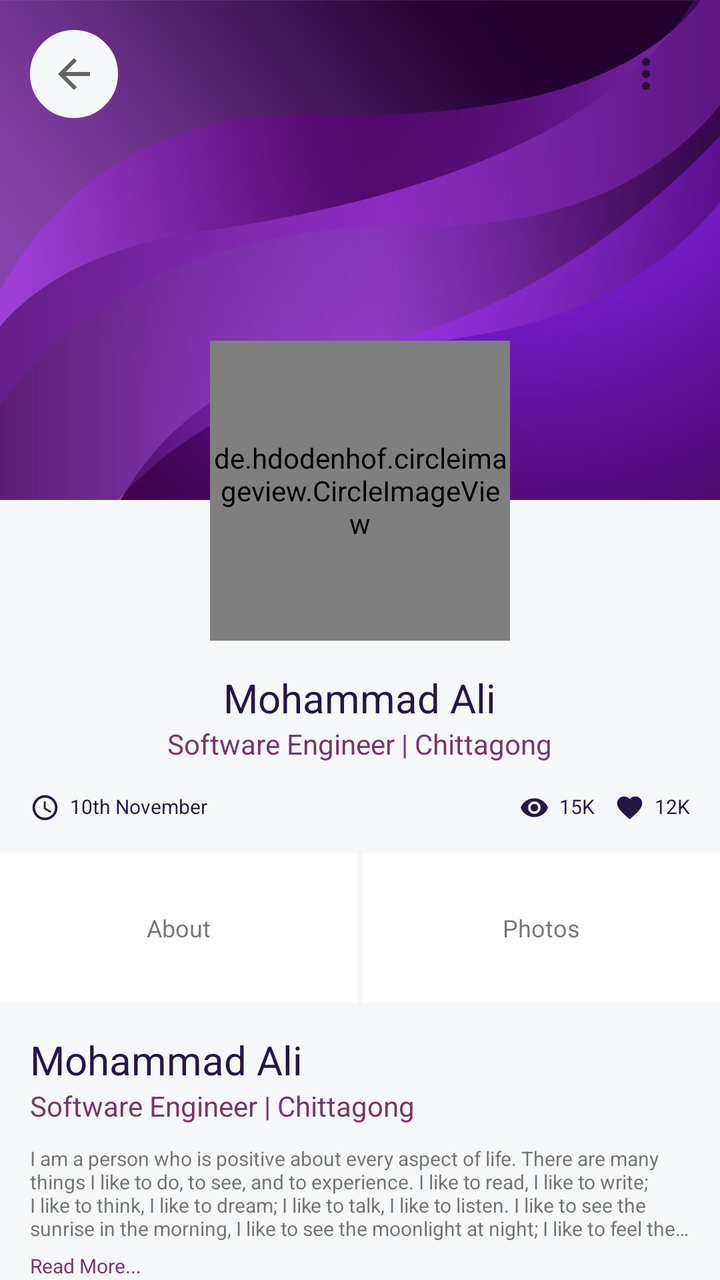
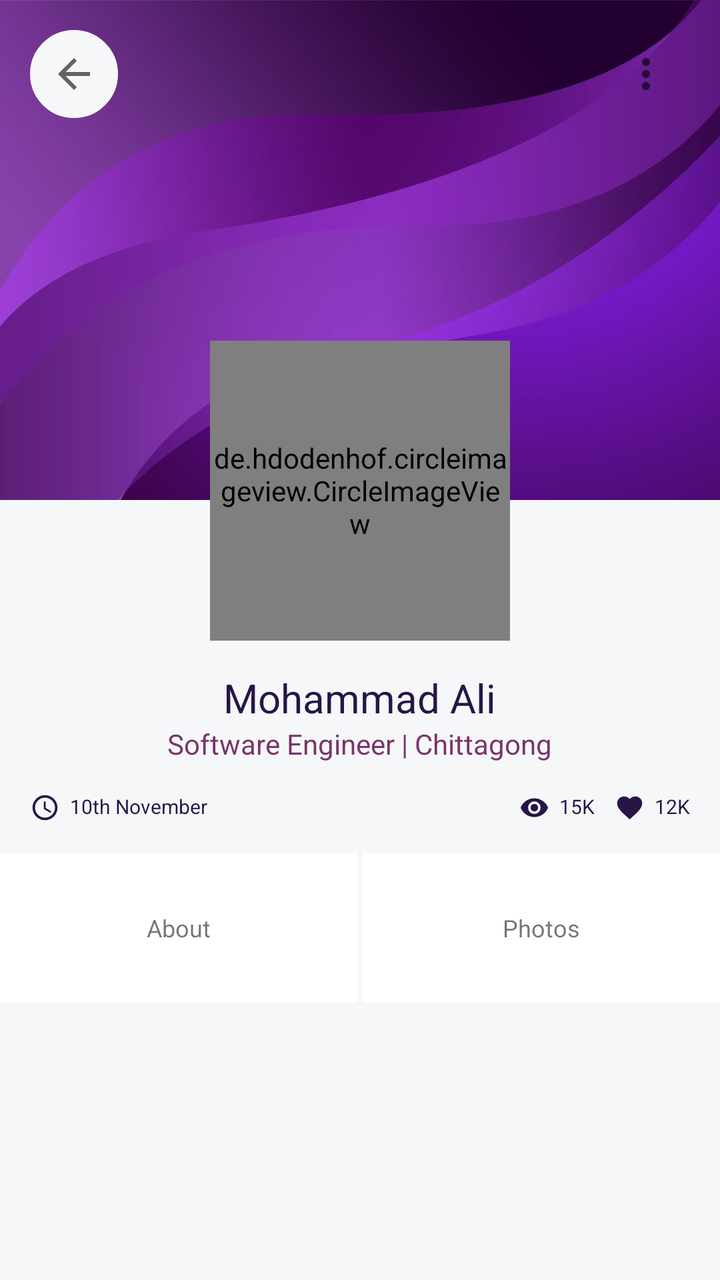

The first picture is an Android layout as it rendered before a commit; the second is the same layout after the commit. The layout source and the unified diff follow.
<!-- AndroidManifest.xml: application theme AppTheme -->
<!-- res/layout/fragment_user_detail.xml -->
<?xml version="1.0" encoding="utf-8"?>
<LinearLayout xmlns:android="http://schemas.android.com/apk/res/android" xmlns:app="http://schemas.android.com/apk/res-auto"
    xmlns:tools="http://schemas.android.com/tools"
    android:id="@+id/root_view"
    android:orientation="vertical"
    android:background="@color/colorBackgroundGrey"
    android:layout_width="match_parent"
    android:layout_height="match_parent"
    tools:context=".views.fragments.UserDetailFragment">

    <androidx.core.widget.NestedScrollView
        android:scrollbars="none"
        android:fillViewport="true"
        android:layout_width="match_parent"
        android:layout_height="match_parent">
        <LinearLayout
            android:orientation="vertical"
            android:layout_width="match_parent"
            android:layout_height="match_parent">

            
            <RelativeLayout
                android:layout_width="match_parent"
                android:layout_height="wrap_content">
                
                <ImageView
                    android:id="@+id/item_bg_image"
                    android:scaleType="centerCrop"
                    android:src="@drawable/background_image"
                    android:background="@color/colorBackgroundGrey"
                    android:layout_width="match_parent"
                    android:layout_height="250dp"/>
                <RelativeLayout
                    android:padding="15dp"
                    android:layout_width="match_parent"
                    android:layout_height="wrap_content">
                    <ImageButton
                        android:id="@+id/back_button"
                        android:src="@drawable/ic_baseline_arrow_back_24"
                        app:backgroundTint="@color/colorBackgroundGrey"
                        android:background="@drawable/shape_radius_100_pad_10_stroke_grey_bg_white"
                        android:layout_width="wrap_content"
                        android:layout_height="wrap_content"/>
                    <ImageButton
                        android:id="@+id/item_share"
                        android:layout_alignParentEnd="true"
                        android:scaleType="fitCenter"
                        android:adjustViewBounds="true"
                        android:src="@drawable/ic_baseline_more_vert_24"
                        app:backgroundTint="@android:color/transparent"
                        android:background="@drawable/shape_radius_100_pad_10_stroke_grey_bg_white"
                        android:layout_width="wrap_content"
                        android:layout_height="wrap_content" />
                </RelativeLayout>
                <de.hdodenhof.circleimageview.CircleImageView
                    android:id="@+id/item_image"
                    android:layout_centerInParent="true"
                    android:layout_marginTop="-80dp"
                    android:layout_below="@+id/item_bg_image"
                    app:civ_border_width="1dp"
                    app:civ_border_color="@color/colorLightGrey"
                    app:civ_circle_background_color="@color/colorWhite"
                    app:tint="@color/colorWhite"
                    android:src="@drawable/ic_add_photo"
                    android:layout_width="150dp"
                    android:layout_height="150dp"/>
                <LinearLayout
                    android:layout_below="@+id/item_image"
                    android:gravity="center"
                    android:padding="15dp"
                    android:orientation="vertical"
                    android:layout_width="match_parent"
                    android:layout_height="wrap_content">
                    <TextView
                        android:id="@+id/item_name"
                        android:textSize="20sp"
                        android:text="Mohammad Ali"
                        android:textColor="@color/colorPrimary"
                        android:layout_width="wrap_content"
                        android:layout_height="wrap_content"/>
                    <TextView
                        android:id="@+id/item_address_designation"
                        android:text="Software Engineer | Chittagong"
                        android:textColor="@color/colorPurple"
                        android:layout_marginBottom="15dp"
                        android:layout_width="wrap_content"
                        android:layout_height="wrap_content"/>
                    <RelativeLayout
                        android:layout_width="match_parent"
                        android:layout_height="wrap_content">
                        <LinearLayout
                            android:orientation="horizontal"
                            android:layout_width="wrap_content"
                            android:layout_height="wrap_content">
                            <ImageView
                                app:tint="@color/colorPrimary"
                                android:src="@drawable/ic_baseline_access_time_24"
                                android:layout_marginEnd="5dp"
                                android:layout_width="15dp"
                                android:layout_height="15dp"/>
                            <TextView
                                android:id="@+id/item_date"
                                android:textSize="10sp"
                                android:text="10th November"
                                android:textColor="@color/colorPrimary"
                                android:layout_width="wrap_content"
                                android:layout_height="wrap_content"/>
                        </LinearLayout>
                        <LinearLayout
                            android:layout_alignParentEnd="true"
                            android:orientation="horizontal"
                            android:layout_width="wrap_content"
                            android:layout_height="wrap_content">
                            <LinearLayout
                                android:layout_marginEnd="10dp"
                                android:orientation="horizontal"
                                android:layout_width="wrap_content"
                                android:layout_height="wrap_content">
                                <ImageView
                                    app:tint="@color/colorPrimary"
                                    android:src="@drawable/ic_baseline_visibility_24"
                                    android:layout_marginEnd="5dp"
                                    android:layout_width="15dp"
                                    android:layout_height="15dp"/>
                                <TextView
                                    android:id="@+id/item_viewed"
                                    android:textSize="10sp"
                                    android:text="15K"
                                    android:textColor="@color/colorPrimary"
                                    android:layout_width="wrap_content"
                                    android:layout_height="wrap_content"/>
                            </LinearLayout>
                            <LinearLayout
                                android:orientation="horizontal"
                                android:layout_width="wrap_content"
                                android:layout_height="wrap_content">
                                <ImageView
                                    app:tint="@color/colorPrimary"
                                    android:src="@drawable/ic_baseline_favorite_24"
                                    android:layout_marginEnd="5dp"
                                    android:layout_width="15dp"
                                    android:layout_height="15dp"/>
                                <TextView
                                    android:id="@+id/item_liked"
                                    android:textSize="10sp"
                                    android:text="12K"
                                    android:textColor="@color/colorPrimary"
                                    android:layout_width="wrap_content"
                                    android:layout_height="wrap_content"/>
                            </LinearLayout>
                        </LinearLayout>
                    </RelativeLayout>
                </LinearLayout>
            </RelativeLayout>

            
            <LinearLayout
                android:weightSum="2"
                android:orientation="horizontal"
                android:layout_width="match_parent"
                android:layout_height="75dp">
                <LinearLayout
                    android:gravity="center"
                    android:layout_marginEnd="2dp"
                    android:background="@color/colorWhite"
                    android:layout_width="0dp"
                    android:layout_height="match_parent"
                    android:layout_weight="1">
                    <TextView
                        android:textSize="12sp"
                        android:textAlignment="center"
                        android:text="About"
                        android:layout_width="wrap_content"
                        android:layout_height="wrap_content"/>
                </LinearLayout>
                <LinearLayout
                    android:gravity="center"
                    android:background="@color/colorWhite"
                    android:layout_width="0dp"
                    android:layout_height="match_parent"
                    android:layout_weight="1">
                    <TextView
                        android:textSize="12sp"
                        android:textAlignment="center"
                        android:text="Photos"
                        android:layout_width="wrap_content"
                        android:layout_height="wrap_content"/>
                </LinearLayout>
            </LinearLayout>

            
            <LinearLayout
                android:padding="15dp"
                android:orientation="vertical"
                android:layout_width="match_parent"
                android:layout_height="wrap_content">
                <TextView
                    android:id="@+id/item_name"
                    android:textSize="20sp"
                    android:text="Mohammad Ali"
                    android:textColor="@color/colorPrimary"
                    android:layout_width="wrap_content"
                    android:layout_height="wrap_content"/>
                <TextView
                    android:id="@+id/item_address_designation"
                    android:text="Software Engineer | Chittagong"
                    android:textColor="@color/colorPurple"
                    android:layout_marginBottom="10dp"
                    android:layout_width="wrap_content"
                    android:layout_height="wrap_content"/>
                <TextView
                    android:id="@+id/item_description"
                    android:ellipsize="end"
                    android:maxLines="4"
                    android:textSize="10sp"
                    android:layout_marginBottom="5dp"
                    android:text="I am a person who is positive about every aspect of life. There are many things I like to do, to see, and to experience. I like to read, I like to write; I like to think, I like to dream; I like to talk, I like to listen. I like to see the sunrise in the morning, I like to see the moonlight at night; I like to feel the music flowing on my face, I like to smell the wind coming from the ocean. I like to look at the clouds in the sky with a blank mind, I like to do thought experiment when I cannot sleep in the middle of the night. I like flowers in spring, rain in summer, leaves in autumn, and snow in winter. I like to sleep early, I like to get up late; I like to be alone, I like to be surrounded by people. I like country’s peace, I like metropolis’ noise; I like the beautiful west lake in Hangzhou, I like the flat cornfield in Champaign. I like delicious food and comfortable shoes; I like good books and romantic movies. I like the land and the nature, I like people. And, I like to laugh."
                    android:layout_width="wrap_content"
                    android:layout_height="wrap_content"/>
                <TextView
                    android:ellipsize="end"
                    android:maxLines="4"
                    android:textSize="10sp"
                    android:text="Read More..."
                    android:textColor="@color/colorPurple"
                    android:layout_width="match_parent"
                    android:layout_height="wrap_content"/>
            </LinearLayout>


        </LinearLayout>
    </androidx.core.widget.NestedScrollView>

</LinearLayout>
<!-- resources referenced by this layout -->
<resources>
  <color name="colorBackgroundGrey">#F5F7F8</color>
  <color name="colorLightGrey">#F2F2F2</color>
  <color name="colorPrimary">#271547</color>
  <color name="colorPurple">#79346B</color>
  <color name="colorWhite">#FFFFFF</color>
  <!-- drawable ic_baseline_access_time_24 (drawable) -->
  <vector xmlns:android="http://schemas.android.com/apk/res/android"
      android:width="24dp"
      android:height="24dp"
      android:viewportWidth="24"
      android:viewportHeight="24"
      android:tint="?attr/colorControlNormal">
    <path
        android:fillColor="@android:color/white"
        android:pathData="M11.99,2C6.47,2 2,6.48 2,12s4.47,10 9.99,10C17.52,22 22,17.52 22,12S17.52,2 11.99,2zM12,20c-4.42,0 -8,-3.58 -8,-8s3.58,-8 8,-8 8,3.58 8,8 -3.58,8 -8,8z"/>
    <path
        android:fillColor="@android:color/white"
        android:pathData="M12.5,7H11v6l5.25,3.15 0.75,-1.23 -4.5,-2.67z"/>
  </vector>
  <!-- drawable ic_baseline_arrow_back_24 (drawable) -->
  <vector xmlns:android="http://schemas.android.com/apk/res/android"
      android:width="24dp"
      android:height="24dp"
      android:viewportWidth="24"
      android:viewportHeight="24"
      android:tint="?attr/colorControlNormal">
    <path
        android:fillColor="@android:color/white"
        android:pathData="M20,11H7.83l5.59,-5.59L12,4l-8,8 8,8 1.41,-1.41L7.83,13H20v-2z"/>
  </vector>
  <!-- drawable ic_baseline_favorite_24 (drawable) -->
  <vector xmlns:android="http://schemas.android.com/apk/res/android"
      android:width="24dp"
      android:height="24dp"
      android:viewportWidth="24"
      android:viewportHeight="24"
      android:tint="?attr/colorControlNormal">
    <path
        android:fillColor="@android:color/white"
        android:pathData="M12,21.35l-1.45,-1.32C5.4,15.36 2,12.28 2,8.5 2,5.42 4.42,3 7.5,3c1.74,0 3.41,0.81 4.5,2.09C13.09,3.81 14.76,3 16.5,3 19.58,3 22,5.42 22,8.5c0,3.78 -3.4,6.86 -8.55,11.54L12,21.35z"/>
  </vector>
  <!-- drawable ic_baseline_more_vert_24 (drawable) -->
  <vector xmlns:android="http://schemas.android.com/apk/res/android"
      android:width="24dp"
      android:height="24dp"
      android:viewportWidth="24"
      android:viewportHeight="24"
      android:tint="?attr/colorControlNormal">
    <path
        android:fillColor="@android:color/white"
        android:pathData="M12,8c1.1,0 2,-0.9 2,-2s-0.9,-2 -2,-2 -2,0.9 -2,2 0.9,2 2,2zM12,10c-1.1,0 -2,0.9 -2,2s0.9,2 2,2 2,-0.9 2,-2 -0.9,-2 -2,-2zM12,16c-1.1,0 -2,0.9 -2,2s0.9,2 2,2 2,-0.9 2,-2 -0.9,-2 -2,-2z"/>
  </vector>
  <!-- drawable ic_baseline_visibility_24 (drawable) -->
  <vector xmlns:android="http://schemas.android.com/apk/res/android"
      android:width="24dp"
      android:height="24dp"
      android:viewportWidth="24"
      android:viewportHeight="24"
      android:tint="?attr/colorControlNormal">
    <path
        android:fillColor="@android:color/white"
        android:pathData="M12,4.5C7,4.5 2.73,7.61 1,12c1.73,4.39 6,7.5 11,7.5s9.27,-3.11 11,-7.5c-1.73,-4.39 -6,-7.5 -11,-7.5zM12,17c-2.76,0 -5,-2.24 -5,-5s2.24,-5 5,-5 5,2.24 5,5 -2.24,5 -5,5zM12,9c-1.66,0 -3,1.34 -3,3s1.34,3 3,3 3,-1.34 3,-3 -1.34,-3 -3,-3z"/>
  </vector>
  <!-- drawable shape_radius_100_pad_10_stroke_grey_bg_white (drawable) -->
  <?xml version="1.0" encoding="utf-8"?>
  <shape xmlns:android="http://schemas.android.com/apk/res/android">
      
      <solid android:color="@color/colorWhite" />
      <stroke android:width="2dp" android:color="#e5e5e5" />
      <padding android:left="10dp" android:top="10dp" android:right="10dp" android:bottom="10dp"/>
      <corners android:radius="100dp"/>
  </shape>
  <style name="AppTheme" parent="Theme.MaterialComponents.DayNight.NoActionBar">
          
          <item name="colorPrimary">@color/colorPrimary</item>
          <item name="colorPrimaryDark">@color/colorPrimaryDark</item>
          <item name="colorAccent">@color/colorAccent</item>
      </style>
  <color name="colorPrimaryDark">#43105D</color>
  <color name="colorAccent">#2D164A</color>
  <!-- unchanged entries left out for length: 2 -->
</resources>

<!-- the commit's change to res/layout/fragment_user_detail.xml (unified diff, before → after) -->
@@ -72,7 +72,7 @@
                     android:layout_width="match_parent"
                     android:layout_height="wrap_content">
                     <TextView
-                        android:id="@+id/item_name"
+                        android:id="@+id/item_title"
                         android:textSize="20sp"
                         android:text="Mohammad Ali"
                         android:textColor="@color/colorPrimary"
@@ -156,6 +156,7 @@
             
             <LinearLayout
                 android:weightSum="2"
+                android:layout_marginBottom="15dp"
                 android:orientation="horizontal"
                 android:layout_width="match_parent"
                 android:layout_height="75dp">
@@ -190,41 +191,10 @@
 
             
             <LinearLayout
-                android:padding="15dp"
+                android:id="@+id/item_body"
                 android:orientation="vertical"
                 android:layout_width="match_parent"
                 android:layout_height="wrap_content">
-                <TextView
-                    android:id="@+id/item_name"
-                    android:textSize="20sp"
-                    android:text="Mohammad Ali"
-                    android:textColor="@color/colorPrimary"
-                    android:layout_width="wrap_content"
-                    android:layout_height="wrap_content"/>
-                <TextView
-                    android:id="@+id/item_address_designation"
-                    android:text="Software Engineer | Chittagong"
-                    android:textColor="@color/colorPurple"
-                    android:layout_marginBottom="10dp"
-                    android:layout_width="wrap_content"
-                    android:layout_height="wrap_content"/>
-                <TextView
-                    android:id="@+id/item_description"
-                    android:ellipsize="end"
-                    android:maxLines="4"
-                    android:textSize="10sp"
-                    android:layout_marginBottom="5dp"
-                    android:text="I am a person who is positive about every aspect of life. There are many things I like to do, to see, and to experience. I like to read, I like to write; I like to think, I like to dream; I like to talk, I like to listen. I like to see the sunrise in the morning, I like to see the moonlight at night; I like to feel the music flowing on my face, I like to smell the wind coming from the ocean. I like to look at the clouds in the sky with a blank mind, I like to do thought experiment when I cannot sleep in the middle of the night. I like flowers in spring, rain in summer, leaves in autumn, and snow in winter. I like to sleep early, I like to get up late; I like to be alone, I like to be surrounded by people. I like country’s peace, I like metropolis’ noise; I like the beautiful west lake in Hangzhou, I like the flat cornfield in Champaign. I like delicious food and comfortable shoes; I like good books and romantic movies. I like the land and the nature, I like people. And, I like to laugh."
-                    android:layout_width="wrap_content"
-                    android:layout_height="wrap_content"/>
-                <TextView
-                    android:ellipsize="end"
-                    android:maxLines="4"
-                    android:textSize="10sp"
-                    android:text="Read More..."
-                    android:textColor="@color/colorPurple"
-                    android:layout_width="match_parent"
-                    android:layout_height="wrap_content"/>
             </LinearLayout>
 
 
